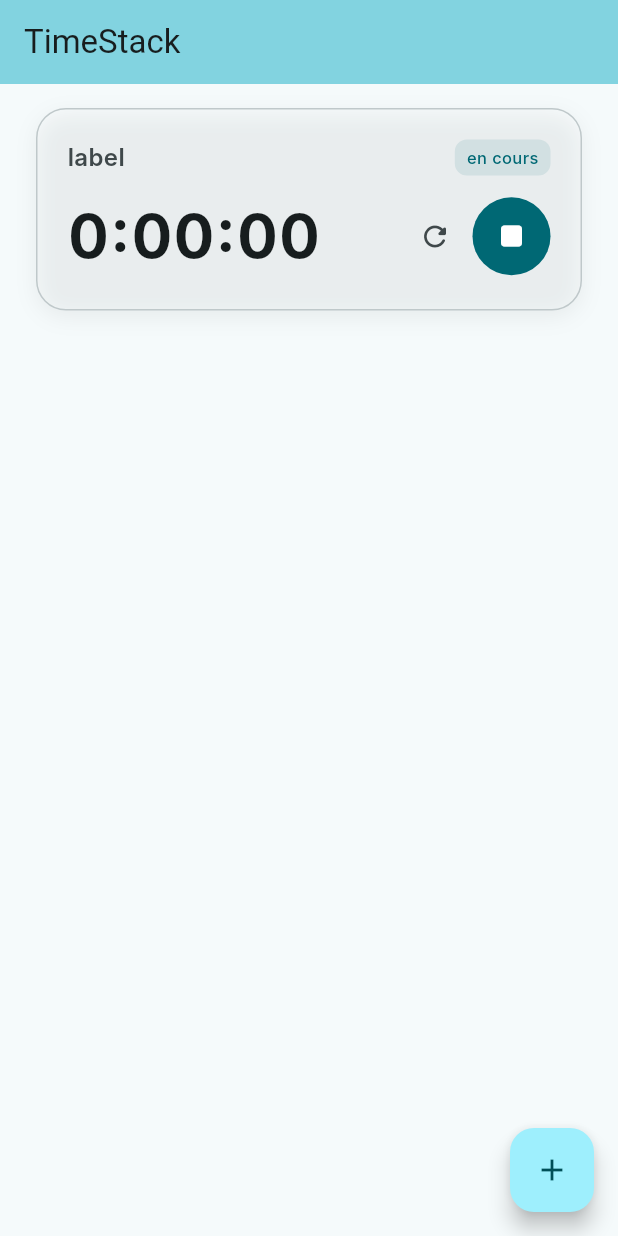
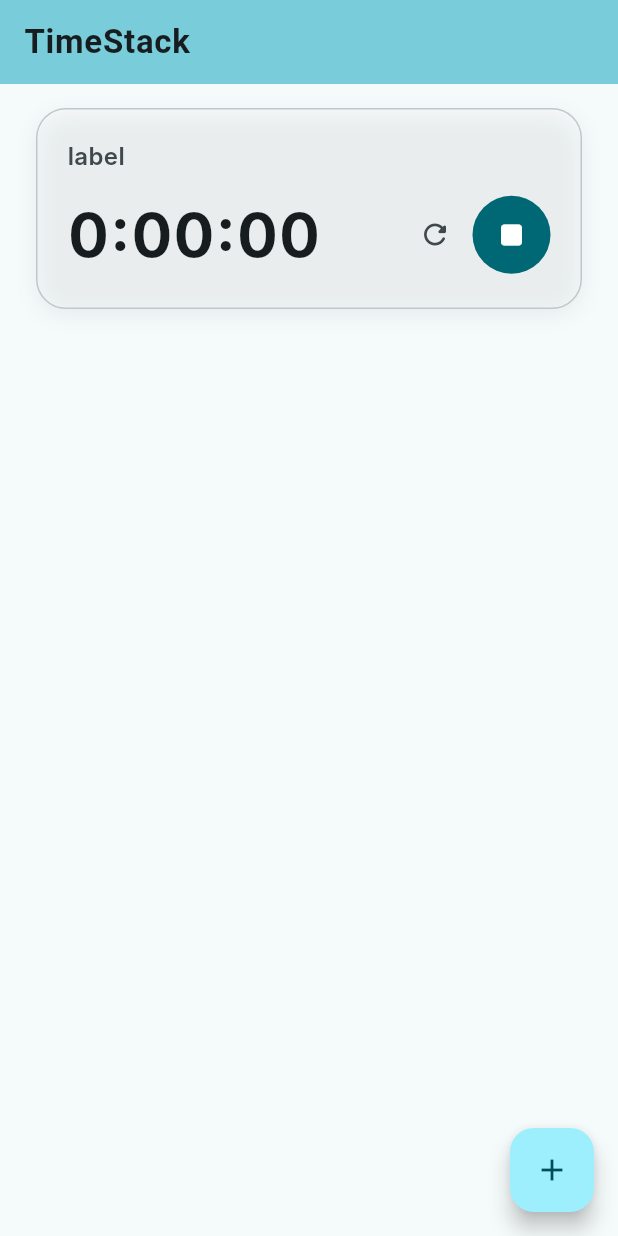
Before and after one commit to ballandilin/time_stack, a Flutter app: the screen it shows after launch, after a tap on the "add" icon, after a tap on the "play arrow" icon, on a phone screen of 412 x 824 dp. Run offline on Flutter 3.47's test engine with Material 3 defaults, Android fonts, the phone set to English and light mode, and no system bars; missing offline and left inert: wheel_picker; Roboto replaces fonts that are missing (Inter).

Commit message:
cleaning some files

```diff
--- a/lib/screens/home_screen.dart
+++ b/lib/screens/home_screen.dart
@@ -1,6 +1,5 @@
 import 'package:flutter/material.dart';
 import 'package:time_stack/widgets/chrono_list.dart';
-import 'package:time_stack/widgets/chrono_tile.dart';
 
 class MyHomePage extends StatefulWidget {
   const MyHomePage({super.key, required this.title});
@@ -12,20 +11,18 @@ class MyHomePage extends StatefulWidget {
 }
 
 class _MyHomePageState extends State<MyHomePage> {
-  int _counter = 0;
-
-  void _incrementCounter() {
-    setState(() {
-      _counter++;
-    });
-  }
-
   @override
   Widget build(BuildContext context) {
     return Scaffold(
       appBar: AppBar(
         backgroundColor: Theme.of(context).colorScheme.inversePrimary,
-        title: Text(widget.title),
+        title: Text(
+          widget.title,
+          style: Theme.of(context).textTheme.titleLarge
+              ?.copyWith(fontWeight: FontWeight.bold, letterSpacing: .5),
+        ),
+        elevation: 2,
+        scrolledUnderElevation: 4,
       ),
       body: ChronoList(),
     );
--- a/lib/widgets/chrono_list.dart
+++ b/lib/widgets/chrono_list.dart
@@ -38,11 +38,7 @@ class _ChronoList extends State<ChronoList> {
         padding: const EdgeInsets.all(8),
         itemCount: _chronos.length,
         itemBuilder: (BuildContext context, int index) {
-          return ChronoTile(
-            _chronos[index],
-            _chronos[index].elapsed,
-            removeChronoTile,
-          );
+          return ChronoTile(_chronos[index], removeChronoTile);
         },
       ),
       floatingActionButton: FloatingActionButton(
--- a/lib/widgets/chrono_tile.dart
+++ b/lib/widgets/chrono_tile.dart
@@ -6,10 +6,9 @@ import 'package:time_stack/models/chrono_model.dart';
 import 'package:time_stack/screens/modals/chronos_modif_modal.dart';
 
 class ChronoTile extends StatefulWidget {
-  const ChronoTile(this.chrono, this.duration, this.removeTile, {super.key});
+  const ChronoTile(this.chrono, this.removeTile, {super.key});
 
   final ChronoModel chrono;
-  final Duration duration;
   final Function removeTile;
 
   @override
@@ -29,7 +28,7 @@ class _ChronoTile extends State<ChronoTile> {
   void initState() {
     super.initState();
 
-    _duration = widget.duration;
+    _duration = widget.chrono.elapsed;
 
     _elapsedTime = _duration;
     _elapsedTimeString = _formatElapsedTime(_elapsedTime);
@@ -62,6 +61,8 @@ class _ChronoTile extends State<ChronoTile> {
     if (!(_duration - _stopwatch.elapsed).isNegative) {
       _elapsedTime = _duration - _stopwatch.elapsed;
       _elapsedTimeString = _formatElapsedTime(_elapsedTime);
+    } else {
+      _stopwatch.stop();
     }
   }
 
@@ -71,13 +72,11 @@ class _ChronoTile extends State<ChronoTile> {
   }
 
   void _updateElapsedTime() {
-    setState(() {
-      if (_isPomodoro()) {
-        _updatePomodoro();
-      } else {
-        _updateStopWatch();
-      }
-    });
+    if (_isPomodoro()) {
+      _updatePomodoro();
+    } else {
+      _updateStopWatch();
+    }
   }
 
   void _startStopStopwatch() {
@@ -150,26 +149,6 @@ class _ChronoTile extends State<ChronoTile> {
                       fontWeight: FontWeight.w600,
                       fontSize: 16,
                       color: Theme.of(context).colorScheme.onSurfaceVariant,
-                    ),
-                  ),
-                ),
-                Container(
-                  padding: const EdgeInsets.symmetric(
-                    horizontal: 8,
-                    vertical: 4,
-                  ),
-                  decoration: BoxDecoration(
-                    color: Theme.of(context).colorScheme.primary
-                        .withValues(alpha: 0.1),
-                    borderRadius: BorderRadius.circular(8),
-                  ),
-                  child: Text(
-                    "en cours",
-                    style: TextStyle(
-                      fontFamily: 'Inter',
-                      fontWeight: FontWeight.w500,
-                      fontSize: 11,
-                      color: Theme.of(context).colorScheme.primary,
                     ),
                   ),
                 ),
```
